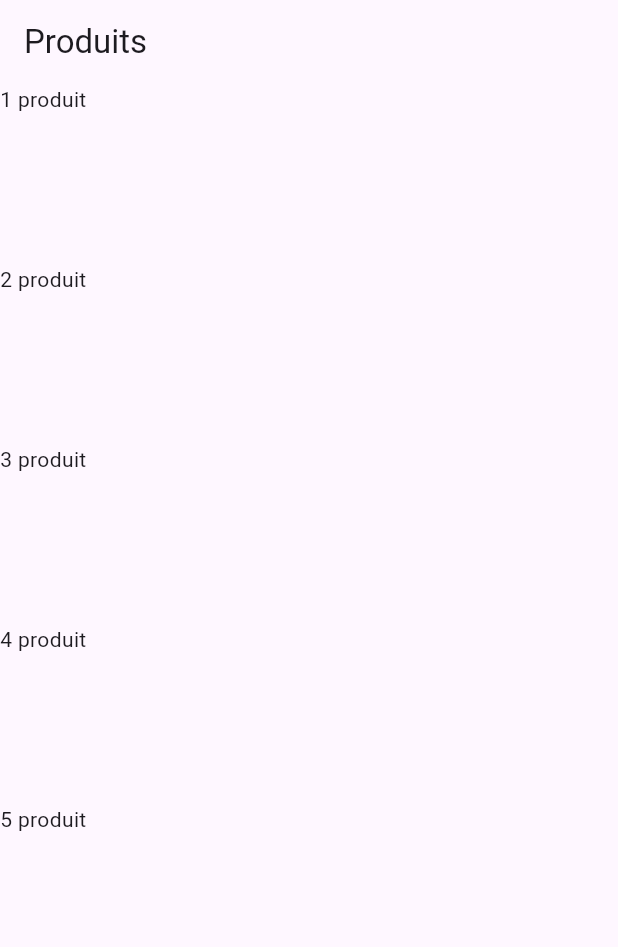
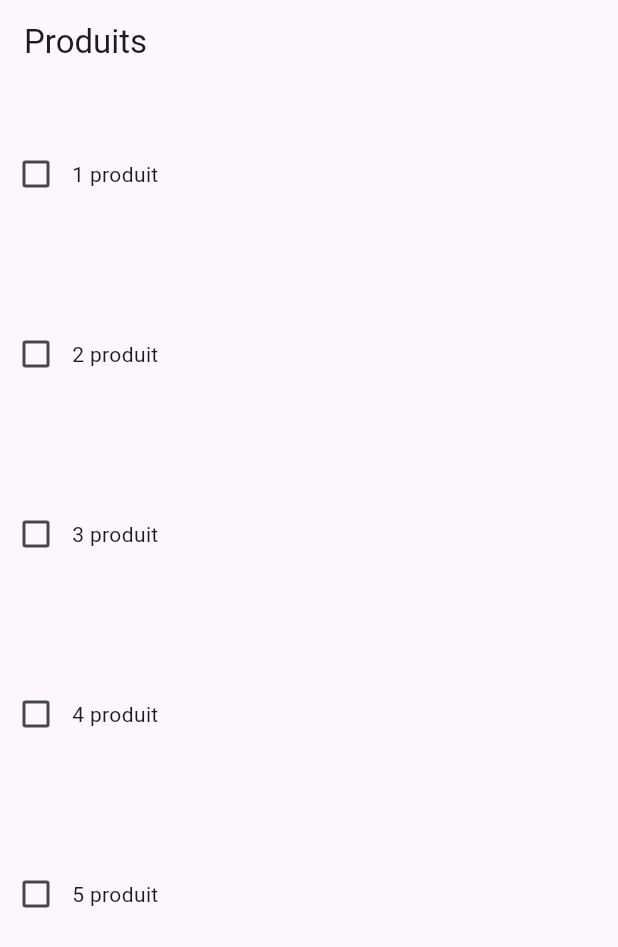
Before and after one commit to iir-24-26/ateliers-produit-g6-mohssineKissane, a Flutter app: the screen it shows after launch, on a phone screen of 412 x 824 dp. Shown: the top 947 px of the screen. Run offline on Flutter 3.47's test engine with Material 3 defaults, Android fonts, the phone set to English and light mode, and no system bars.

Commit message:
selection des produits

```diff
--- a/lib/produit_box.dart
+++ b/lib/produit_box.dart
@@ -1,14 +1,32 @@
 import 'package:flutter/material.dart';
 
 class ProduitBox extends StatelessWidget {
-  const ProduitBox({super.key, required this.nomProduit});
+  const ProduitBox({
+    super.key,
+    required this.nomProduit,
+    required this.selProduit,
+    required this.onChanged
+  });
 
   final String nomProduit;
+  final bool selProduit;
+  final Function onChanged;
+
   @override
   Widget build(BuildContext context) {
     return Container(
       height: 120,
-      child: Text(nomProduit)
+      child: Row(
+        children: [
+          Checkbox(
+            value: selProduit,
+            onChanged: (bool? value) {
+              onChanged(value);
+            },
+          ),
+          Text(nomProduit),
+        ],
+      ),
     );
   }
 }
--- a/lib/produits_list.dart
+++ b/lib/produits_list.dart
@@ -1,15 +1,20 @@
 import 'package:flutter/material.dart';
 import 'produit_box.dart';
 
-class ProduitsList extends StatelessWidget {
+class ProduitsList extends StatefulWidget {
   const ProduitsList({super.key});
 
-  final List liste = const [
-    ["1 produit",false],
-    ["2 produit",false],
-    ["3 produit",false],
-    ["4 produit",false],
-    ["5 produit",false]
+  @override
+  State<ProduitsList> createState() => _ProduitsListState();
+}
+
+class _ProduitsListState extends State<ProduitsList> {
+  List liste = [
+    ["1 produit", false],
+    ["2 produit", false],
+    ["3 produit", false],
+    ["4 produit", false],
+    ["5 produit", false]
   ];
 
   @override
@@ -21,10 +26,17 @@ class ProduitsList extends StatelessWidget {
       body: ListView.builder(
         itemCount: liste.length,
         itemBuilder: (context, index) {
-          return ProduitBox(nomProduit: liste[index][0]);
+          return ProduitBox(
+            nomProduit: liste[index][0],
+            selProduit: liste[index][1],
+            onChanged: (bool? value) {
+              setState(() {
+                liste[index][1] = value ?? false;
+              });
+            },
+          );
         },
       ),
     );
-
   }
 }
```
